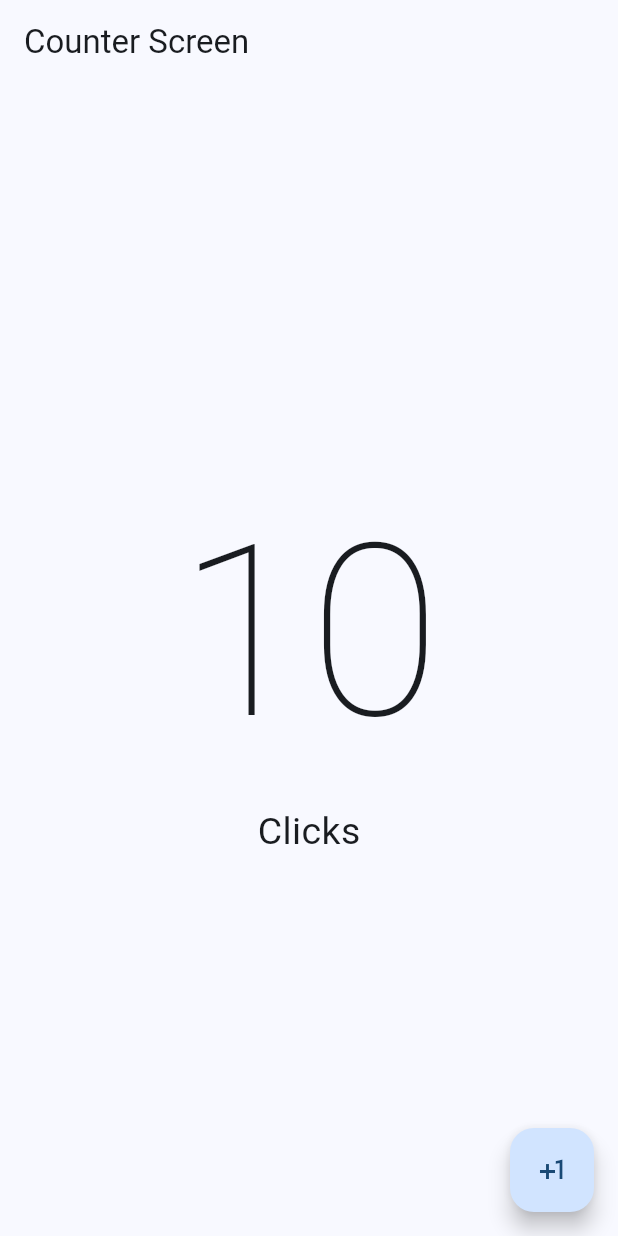
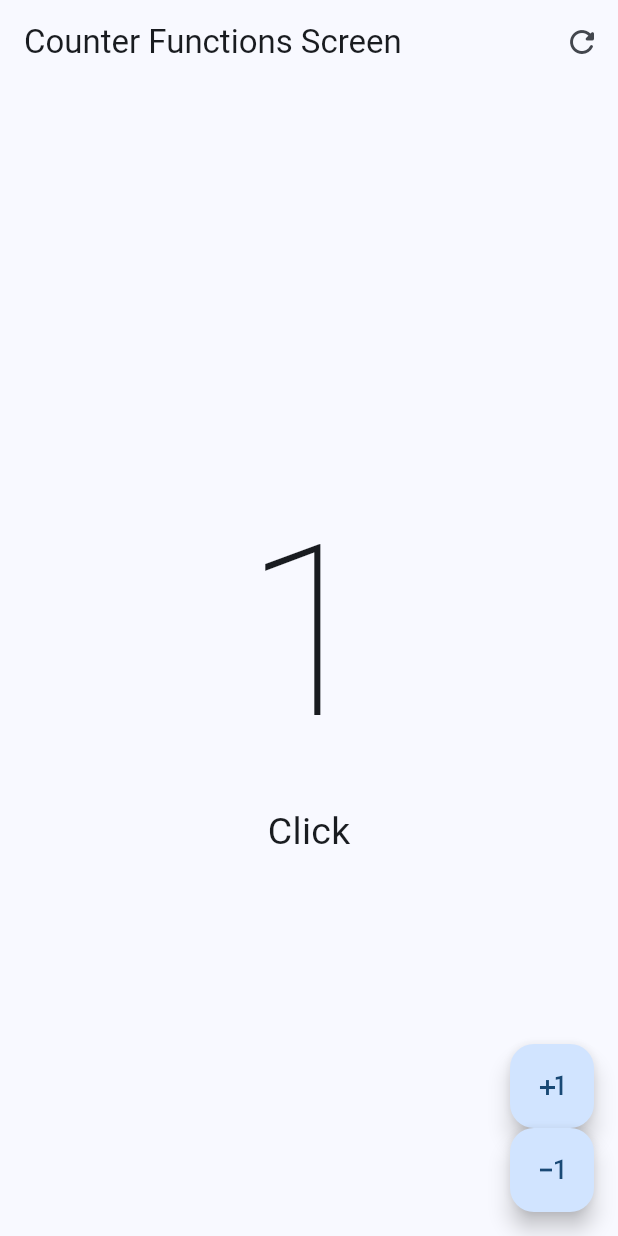
Before and after one commit to DrEureka/Flutter2023Practicas, a Flutter app: the screen it shows after launch, after a tap on the "plus one" icon, on a phone screen of 412 x 824 dp. Run offline on Flutter 3.47's test engine with Material 2 defaults, Android fonts, the phone set to English and light mode, and no system bars.

Commit message:
Avances en curso 1

```diff
--- a/flutterhelloworld/hello_world/lib/main.dart
+++ b/flutterhelloworld/hello_world/lib/main.dart
@@ -1,4 +1,5 @@
 import 'package:flutter/material.dart';
+import 'package:hello_world/presentation/screens/counter/counter_functions_screen.dart';
 import 'package:hello_world/presentation/screens/counter/counter_screen.dart';
 
 void main() {
@@ -12,11 +13,11 @@ class MyApp extends StatelessWidget {
   @override
   Widget build(BuildContext context) {
     return MaterialApp(
-        debugShowCheckedModeBanner: true,
+        debugShowCheckedModeBanner: false,
         theme: ThemeData(
           useMaterial3: true, //ultimo tipo de material para flutter3
           colorSchemeSeed: Colors.blue,
         ),
-        home: const CounterScreen());
+        home: const CounterFunctionsScreen());
   }
 }
--- /dev/null
+++ b/flutterhelloworld/hello_world/lib/presentation/screens/counter/counter_functions_screen.dart
@@ -0,0 +1,116 @@
+import 'package:flutter/material.dart';
+
+//Este dart es el que se shows la screen principal de la app
+
+//Para renombrar las clases y archivos en vscode se puede hacer con F2
+class CounterFunctionsScreen extends StatefulWidget {
+//statefulwidget es un widget que tiene estado permite que el widget se redibuje
+//en cambio un statelesswidget no tiene estado y no se redibuja
+
+//aca puedo declarar variables globales dentro de este widget
+  //final int clickCounter = 0;
+
+  const CounterFunctionsScreen({super.key});
+
+//creacion del estado
+  @override
+  State<CounterFunctionsScreen> createState() => _CounterFunctionsScreenState();
+}
+
+//llama al estado _CounterScreenState
+class _CounterFunctionsScreenState extends State<CounterFunctionsScreen> {
+  //aca puedo declarar variable para este estado
+  int clickCounter = 0;
+  @override
+  Widget build(BuildContext context) {
+    return Scaffold(
+        appBar: AppBar(
+          title: const Text('Counter Functions Screen'),
+          //leading es el icono que va a la izquierda del titulo
+          /*  leading: IconButton(
+          icon: const Icon(Icons
+              .refresh_rounded) //puede ir cualquier widget verificar siempre el requerimiento
+          ,
+          onPressed: () {},
+        ),*/
+          //actions es el icono que va a la derecha del titulo puedo colocar varios
+          actions: [
+            IconButton(
+              icon: const Icon(Icons
+                  .refresh_rounded) //puede ir cualquier widget verificar siempre el requerimiento
+              ,
+              onPressed: () {
+                //aplico setstate para redibujar la pantalla y pasarle la variable a 0
+                setState(() {
+                  clickCounter = 0;
+                });
+              },
+            ),
+            /*  IconButton(
+            icon: const Icon(Icons
+                .read_more) //puede ir cualquier widget verificar siempre el requerimiento
+            ,
+            onPressed: () {},
+          ),*/
+          ],
+        ),
+        body: Center(
+          child: Column(
+            mainAxisAlignment: MainAxisAlignment.center, //centra el contenido
+            children: [
+              Text(
+                //Declaro la variable que quiero mostrar y esta inicializada en 0 dentro de _CounterScreenState
+                '$clickCounter',
+                style:
+                    const TextStyle(fontSize: 160, fontWeight: FontWeight.w100),
+              ),
+              //puedo hacer un if ternario para mostrar un texto u otro, en flutter solo esta la opcion de if! no hay else o elseif
+              /*  if (clickCounter == 1)
+              const Text(
+                'Click',
+                style: TextStyle(fontSize: 25),
+              ),
+            if (clickCounter != 1)
+              const Text(
+                'Clicks',
+                style: TextStyle(fontSize: 25),
+              ), */
+              Text(
+                // cuando clickCounter es 1 muestra Click sino muestra Clicks y la funcion que utiliza es  Acceso a propiedades opcionales
+                // click es la palabra y si esta el simbolo de $ quiere decir que va a recibir algo en ese lugar, en el codigo
+                // tenemos clickcounter == 1 y un '?' de pregunta quiere decir que puede ser vacio o la 's' dependiendo del valor.
+                'Click${clickCounter == 1 ? '' : 's'}',
+                style: const TextStyle(fontSize: 25),
+              )
+            ],
+          ),
+        ),
+        floatingActionButton:
+            //Creo una columna para que el boton quede abajo a la derecha
+            Column(
+          // mainAxisAlignment para que el boton quede abajo a la derecha
+          mainAxisAlignment: MainAxisAlignment.end,
+          //children es un array de widgets, por ese motivo me permite agregar mas de un widget
+          children: [
+            FloatingActionButton(
+              onPressed: () {
+                // aca le sumo uno a la variable clickCounter
+                setState(
+                    () {}); // setState re dibuja la pantalla con los valores de
+                clickCounter++;
+              },
+              child: const Icon(Icons.plus_one),
+            ),
+            FloatingActionButton(
+              onPressed: () {
+                // aca le sumo uno a la variable clickCounter
+                setState(
+                    () {}); // setState re dibuja la pantalla con los valores de
+                clickCounter--;
+              },
+              child: const Icon(Icons.exposure_minus_1),
+            ),
+          ],
+        ));
+  }
+}
--- a/flutterhelloworld/hello_world/lib/presentation/screens/counter/counter_screen.dart
+++ b/flutterhelloworld/hello_world/lib/presentation/screens/counter/counter_screen.dart
@@ -10,11 +10,15 @@ class CounterScreen extends StatefulWidget {
 
   const CounterScreen({super.key});
 
+//creacion del estado
   @override
   State<CounterScreen> createState() => _CounterScreenState();
 }
 
+//llama al estado _CounterScreenState
 class _CounterScreenState extends State<CounterScreen> {
+  //aca puedo declarar variable para este estado
+  int clickCounter = 0;
   @override
   Widget build(BuildContext context) {
     return Scaffold(
@@ -24,20 +28,40 @@ class _CounterScreenState extends State<CounterScreen> {
       body: Center(
         child: Column(
           mainAxisAlignment: MainAxisAlignment.center, //centra el contenido
-          children: const [
+          children: [
             Text(
-              '10',
-              style: TextStyle(fontSize: 160, fontWeight: FontWeight.w100),
+              //Declaro la variable que quiero mostrar y esta inicializada en 0 dentro de _CounterScreenState
+              '$clickCounter',
+              style:
+                  const TextStyle(fontSize: 160, fontWeight: FontWeight.w100),
             ),
+            //puedo hacer un if ternario para mostrar un texto u otro, en flutter solo esta la opcion de if! no hay else o elseif
+            /*  if (clickCounter == 1)
+              const Text(
+                'Click',
+                style: TextStyle(fontSize: 25),
+              ),
+            if (clickCounter != 1)
+              const Text(
+                'Clicks',
+                style: TextStyle(fontSize: 25),
+              ), */
             Text(
-              'Clicks',
-              style: TextStyle(fontSize: 25),
+              // cuando clickCounter es 1 muestra Click sino muestra Clicks y la funcion que utiliza es  Acceso a propiedades opcionales
+              // click es la palabra y si esta el simbolo de $ quiere decir que va a recibir algo en ese lugar, en el codigo
+              // tenemos clickcounter == 1 y un '?' de pregunta quiere decir que puede ser vacio o la 's' dependiendo del valor.
+              'Click${clickCounter == 1 ? '' : 's'}',
+              style: const TextStyle(fontSize: 25),
             )
           ],
         ),
       ),
       floatingActionButton: FloatingActionButton(
-        onPressed: () {},
+        onPressed: () {
+          // aca le sumo uno a la variable clickCounter
+          setState(() {}); // setState re dibuja la pantalla con los valores de
+          clickCounter++;
+        },
         child: const Icon(Icons.plus_one),
       ),
     );
```
